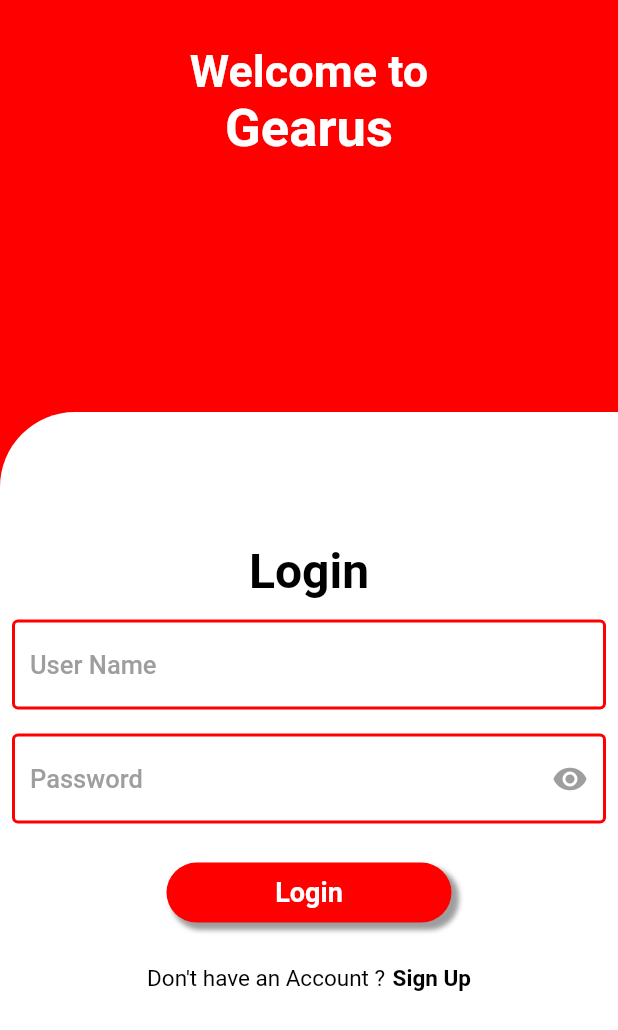
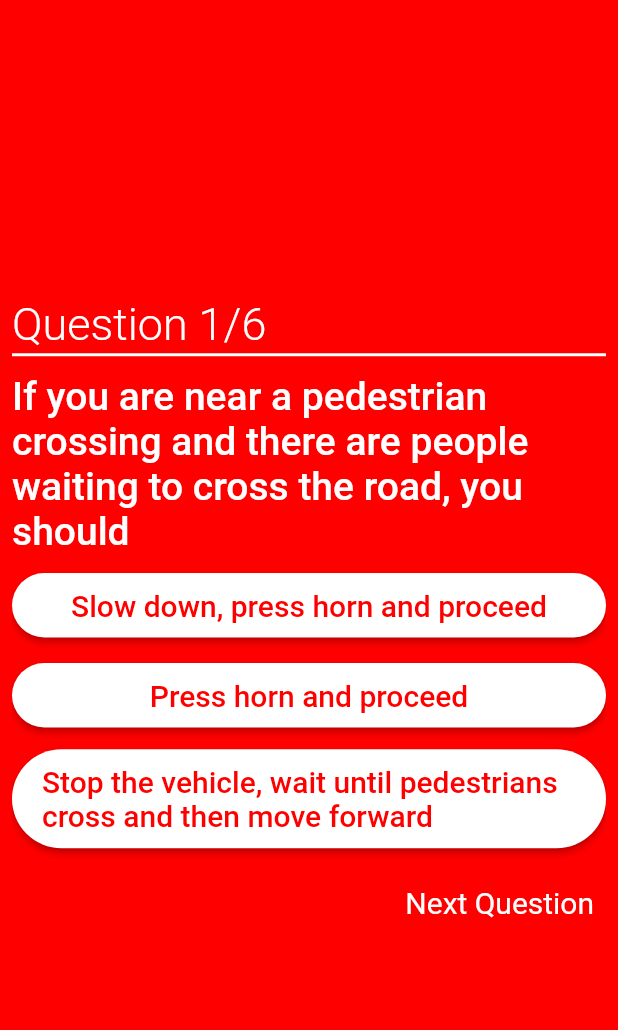
Before and after one commit to thefuturalabs/GearUs-chinmaya-RTO-MANAGEMENT-, a Flutter app: the screen it shows after launch, on a phone screen of 412 x 824 dp. Shown: the top 1030 px of the screen. Run offline on Flutter 3.47's test engine with Material 2 defaults, Android fonts, the phone set to English and light mode, and no system bars.

Commit message:
added quiz

```diff
--- /dev/null
+++ b/lib/Screens/quizScreen.dart
@@ -0,0 +1,131 @@
+import 'package:flutter/material.dart';
+import 'package:gearus_app/uitilites/appconstant.dart';
+import 'package:gearus_app/uitilites/questions_list.dart';
+
+class QuizScreen extends StatefulWidget {
+  const QuizScreen({Key? key}) : super(key: key);
+
+  @override
+  State<QuizScreen> createState() => _QuizScreenState();
+}
+
+class _QuizScreenState extends State<QuizScreen> {
+  PageController controller = PageController(initialPage: 0);
+  bool ispressed = false;
+  int score = 0;
+  int selectedbotton = -1;
+  @override
+  Widget build(BuildContext context) {
+    return Scaffold(
+      backgroundColor: AppConstants.backgroundColors,
+      body: SafeArea(
+        child: Padding(
+          padding: const EdgeInsets.all(8.0),
+          child: PageView.builder(
+              controller: controller,
+              itemCount: questions.length,
+              physics: NeverScrollableScrollPhysics(),
+              onPageChanged: (page) {
+                setState(() {
+                  ispressed = false;
+                });
+              },
+              itemBuilder: (context, index) {
+                return Column(
+                  mainAxisAlignment: MainAxisAlignment.center,
+                  children: [
+                    SizedBox(
+                      width: MediaQuery.of(context).size.width,
+                      child: Text(
+                        "Question ${index + 1}/${questions.length}",
+                        style: TextStyle(
+                            color: Colors.white,
+                            fontSize: 30,
+                            fontWeight: FontWeight.w300),
+                      ),
+                    ),
+                    Divider(
+                      color: Colors.white,
+                      height: 6,
+                      thickness: 2,
+                    ),
+                    SizedBox(
+                      height: 10,
+                    ),
+                    Text(
+                      questions[index].questions!,
+                      style: TextStyle(
+                          color: Colors.white,
+                          fontSize: 26,
+                          fontWeight: FontWeight.w500),
+                    ),
+                    SizedBox(
+                      height: 10,
+                    ),
+                    for (int i = 0; i < questions[index].answer!.length; i++)
+                      Container(
+                        width: MediaQuery.of(context).size.width,
+                        margin: EdgeInsets.only(bottom: 12),
+                        child: MaterialButton(
+                          shape: StadiumBorder(),
+                          padding: EdgeInsets.symmetric(
+                              horizontal: 20, vertical: 10),
+                          onPressed: () {
+                            setState(() {
+                              ispressed = true;
+                              selectedbotton = i;
+                            });
+                            if (questions[index]
+                                    .answer!
+                                    .entries
+                                    .toList()[i]
+                                    .value ==
+                                true) {
+                              setState(() {
+                                score = score + 1;
+                                print(score);
+                              });
+                            } else {}
+                          },
+                          child: Text(
+                            questions[index].answer!.keys.toList()[i],
+                            style: TextStyle(
+                                color: i == selectedbotton
+                                    ? Colors.black
+                                    : AppConstants.backgroundColors,
+                                fontSize: 20),
+                          ),
+                          color: Colors.white,
+                        ),
+                      ),
+                    SizedBox(
+                      width: MediaQuery.of(context).size.width,
+                      child: Row(
+                        mainAxisAlignment: MainAxisAlignment.end,
+                        children: [
+                          TextButton(
+                              onPressed: () {
+                                if (ispressed == true) {
+                                  controller.nextPage(
+                                      duration: Duration(milliseconds: 750),
+                                      curve: Curves.linear);
+                                }
+                              },
+                              child: Text(
+                                "Next Question",
+                                style: TextStyle(
+                                    color: Colors.white,
+                                    fontSize: 20,
+                                    fontWeight: FontWeight.w400),
+                              )),
+                        ],
+                      ),
+                    )
+                  ],
+                );
+              }),
+        ),
+      ),
+    );
+  }
+}
--- a/lib/main.dart
+++ b/lib/main.dart
@@ -1,6 +1,7 @@
 import 'package:flutter/material.dart';
 
 import 'Screens/loginScreen.dart';
+import 'Screens/quizScreen.dart';
 import 'Screens/sample.dart';
 
 void main() {
@@ -15,11 +16,12 @@ class MyApp extends StatelessWidget {
   Widget build(BuildContext context) {
     return MaterialApp(
       title: 'Flutter Demo',
+
       theme: ThemeData(
 
         primarySwatch: Colors.blue,
       ),
-      home:LoginScreen(),
+      home:QuizScreen(),
     );
   }
 }
--- /dev/null
+++ b/lib/models/questions_model.dart
@@ -0,0 +1,6 @@
+class QuestionsModel{
+  String? questions;
+  Map<String,dynamic>? answer;
+
+  QuestionsModel(this.questions,this.answer);
+}
--- /dev/null
+++ b/lib/uitilites/questions_list.dart
@@ -0,0 +1,52 @@
+import '../models/questions_model.dart';
+
+List<QuestionsModel> questions = [
+  QuestionsModel(
+      "If you are near a pedestrian crossing and there are people waiting to cross the road, you should",
+      {
+        "Slow down, press horn and proceed": false,
+        "Press horn and proceed": false,
+        "Stop the vehicle, wait until pedestrians cross and then move forward":
+            true
+      }),
+  QuestionsModel(
+      "You are coming towards a narrow bridge and another vehicle is about to enter the bridge from the other side. What should you do?",
+      {
+        "Wait until the other vehicle crosses the bridge before proceeding": true,
+        "Switch on headlight and cross the bridge": false,
+        "Increase speed of the vehicle and try to cross the bridge quickly":
+        false
+      }),
+  QuestionsModel(
+      "In case you see a vehicle that has met with an accident with injured passengers inside, you should -",
+      {
+        "Stop your vehicle and report the matter to the nearest police station": false,
+        "Take the vehicle to the closest police station and report the accident": false,
+        "Take measures to secure medical attention to those injured and report the accident to the closest police station within a period of 24 hours":
+        true
+      }),
+  QuestionsModel(
+      "On a road that has been designated as one way",
+      {
+        "You should not drive in reverse gear": true,
+        "You should not overtake": false,
+        "You should not park":
+        false
+      }),
+  QuestionsModel(
+      "You can overtake a vehicle that is in the front",
+      {
+        "Through the left side of the vehicle ahead": false,
+        "Through the right side of the vehicle ahead": true,
+        "If the road is wide enough":
+        false
+      }),
+  QuestionsModel(
+      "A learner's license is valid for a period of",
+      {
+        "30 days": false,
+        "6 months": true,
+        "Until a driving licence is availed":
+        false
+      }),
+];
```
